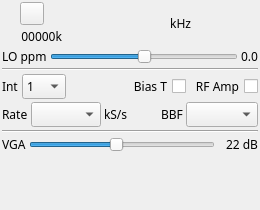
Above: plugins/samplesink/hackrfoutput/hackrfoutputgui.ui from f4exb/sdrangel before the change. Below: the same form after it.
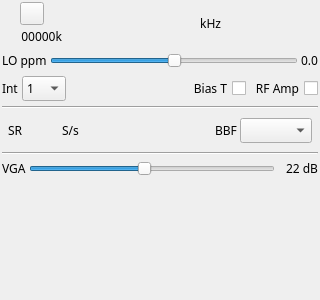
That is the form after the change. Icons and pictures are not drawn. Custom widgets are drawn as their Qt base class.

Commit message: HackRF output: continuous sample rate setting

What changed in the file:
```diff
--- a/plugins/samplesink/hackrfoutput/hackrfoutputgui.ui
+++ b/plugins/samplesink/hackrfoutput/hackrfoutputgui.ui
@@ -6,20 +6,20 @@
    <rect>
     <x>0</x>
     <y>0</y>
-    <width>260</width>
-    <height>210</height>
+    <width>320</width>
+    <height>300</height>
    </rect>
   </property>
   <property name="sizePolicy">
-   <sizepolicy hsizetype="Preferred" vsizetype="Maximum">
+   <sizepolicy hsizetype="Minimum" vsizetype="Minimum">
     <horstretch>0</horstretch>
     <verstretch>0</verstretch>
    </sizepolicy>
   </property>
   <property name="minimumSize">
    <size>
-    <width>260</width>
-    <height>210</height>
+    <width>320</width>
+    <height>300</height>
    </size>
   </property>
   <property name="font">
@@ -49,6 +49,9 @@
    </property>
    <item>
     <layout class="QHBoxLayout" name="horizontalLayout_freq">
+     <property name="bottomMargin">
+      <number>2</number>
+     </property>
      <item>
       <layout class="QVBoxLayout" name="deviceUILayout">
        <item>
@@ -163,6 +166,12 @@
    </item>
    <item>
     <layout class="QGridLayout" name="gridLayout_LOppm">
+     <property name="topMargin">
+      <number>2</number>
+     </property>
+     <property name="bottomMargin">
+      <number>2</number>
+     </property>
      <property name="spacing">
       <number>3</number>
      </property>
@@ -204,23 +213,22 @@
      </item>
     </layout>
    </item>
-   <item>
-    <widget class="Line" name="line_freq">
-     <property name="orientation">
-      <enum>Qt::Horizontal</enum>
-     </property>
-    </widget>
-   </item>
    <item>
     <layout class="QGridLayout" name="gridLayout_corr">
-     <item row="0" column="0">
+     <property name="topMargin">
+      <number>2</number>
+     </property>
+     <property name="bottomMargin">
+      <number>2</number>
+     </property>
+     <item row="1" column="0">
       <widget class="QLabel" name="label_interp">
        <property name="text">
         <string>Int</string>
        </property>
       </widget>
      </item>
-     <item row="0" column="3">
+     <item row="1" column="3">
       <widget class="QCheckBox" name="biasT">
        <property name="toolTip">
         <string>Activate antenna bias tee</string>
@@ -233,7 +241,7 @@
        </property>
       </widget>
      </item>
-     <item row="0" column="4">
+     <item row="1" column="4">
       <widget class="QCheckBox" name="lnaExt">
        <property name="toolTip">
         <string>Extra LNA +14dB</string>
@@ -246,7 +254,7 @@
        </property>
       </widget>
      </item>
-     <item row="0" column="2">
+     <item row="1" column="2">
       <spacer name="horizontalSpacer_2">
        <property name="orientation">
         <enum>Qt::Horizontal</enum>
@@ -259,7 +267,7 @@
        </property>
       </spacer>
      </item>
-     <item row="0" column="1">
+     <item row="1" column="1">
       <widget class="QComboBox" name="interp">
        <property name="maximumSize">
         <size>
@@ -308,11 +316,27 @@
     </layout>
    </item>
    <item>
-    <layout class="QGridLayout" name="gridLayout_samplerate">
-     <property name="spacing">
-      <number>3</number>
+    <widget class="Line" name="line_freq">
+     <property name="orientation">
+      <enum>Qt::Horizontal</enum>
      </property>
-     <item row="0" column="0">
+    </widget>
+   </item>
+   <item>
+    <layout class="QHBoxLayout" name="horizontalLayout">
+     <property name="leftMargin">
+      <number>6</number>
+     </property>
+     <property name="topMargin">
+      <number>6</number>
+     </property>
+     <property name="rightMargin">
+      <number>6</number>
+     </property>
+     <property name="bottomMargin">
+      <number>6</number>
+     </property>
+     <item>
       <widget class="QLabel" name="sampleRateLabel">
        <property name="sizePolicy">
         <sizepolicy hsizetype="Maximum" vsizetype="Preferred">
@@ -321,57 +345,66 @@
         </sizepolicy>
        </property>
        <property name="text">
-        <string>Rate</string>
+        <string>SR</string>
        </property>
       </widget>
      </item>
-     <item row="0" column="1">
-      <widget class="QComboBox" name="sampleRate">
-       <property name="maximumSize">
+     <item>
+      <widget class="ValueDial" name="sampleRate" native="true">
+       <property name="sizePolicy">
+        <sizepolicy hsizetype="Maximum" vsizetype="Maximum">
+         <horstretch>0</horstretch>
+         <verstretch>0</verstretch>
+        </sizepolicy>
+       </property>
+       <property name="minimumSize">
         <size>
-         <width>70</width>
-         <height>16777215</height>
+         <width>32</width>
+         <height>16</height>
         </size>
        </property>
-       <property name="toolTip">
-        <string>Device sample rate</string>
+       <property name="font">
+        <font>
+         <family>Monospace</family>
+         <pointsize>12</pointsize>
+        </font>
        </property>
       </widget>
      </item>
-     <item row="0" column="4">
+     <item>
+      <widget class="QLabel" name="sampleRateUnits_2">
+       <property name="text">
+        <string>S/s</string>
+       </property>
+      </widget>
+     </item>
+     <item>
+      <spacer name="horizontalSpacer_3">
+       <property name="orientation">
+        <enum>Qt::Horizontal</enum>
+       </property>
+       <property name="sizeHint" stdset="0">
+        <size>
+         <width>40</width>
+         <height>20</height>
+        </size>
+       </property>
+      </spacer>
+     </item>
+     <item>
       <widget class="QLabel" name="bbFiltLabel">
        <property name="text">
         <string>BBF</string>
        </property>
       </widget>
      </item>
-     <item row="0" column="5">
+     <item>
       <widget class="QComboBox" name="bbFilter">
        <property name="toolTip">
         <string>RF bandpas filter</string>
        </property>
       </widget>
      </item>
-     <item row="0" column="3">
-      <spacer name="horizontalSpacer">
-       <property name="orientation">
-        <enum>Qt::Horizontal</enum>
-       </property>
-       <property name="sizeHint" stdset="0">
-        <size>
-         <width>40</width>
-         <height>20</height>
-        </size>
-       </property>
-      </spacer>
-     </item>
-     <item row="0" column="2">
-      <widget class="QLabel" name="sampleRateUnits">
-       <property name="text">
-        <string>kS/s</string>
-       </property>
-      </widget>
-     </item>
     </layout>
    </item>
    <item>
@@ -383,6 +416,9 @@
    </item>
    <item>
     <layout class="QGridLayout" name="gridLayout_txvga" columnstretch="0,0,0">
+     <property name="topMargin">
+      <number>2</number>
+     </property>
      <property name="spacing">
       <number>3</number>
      </property>
```
The commit also changes 10 other files.
